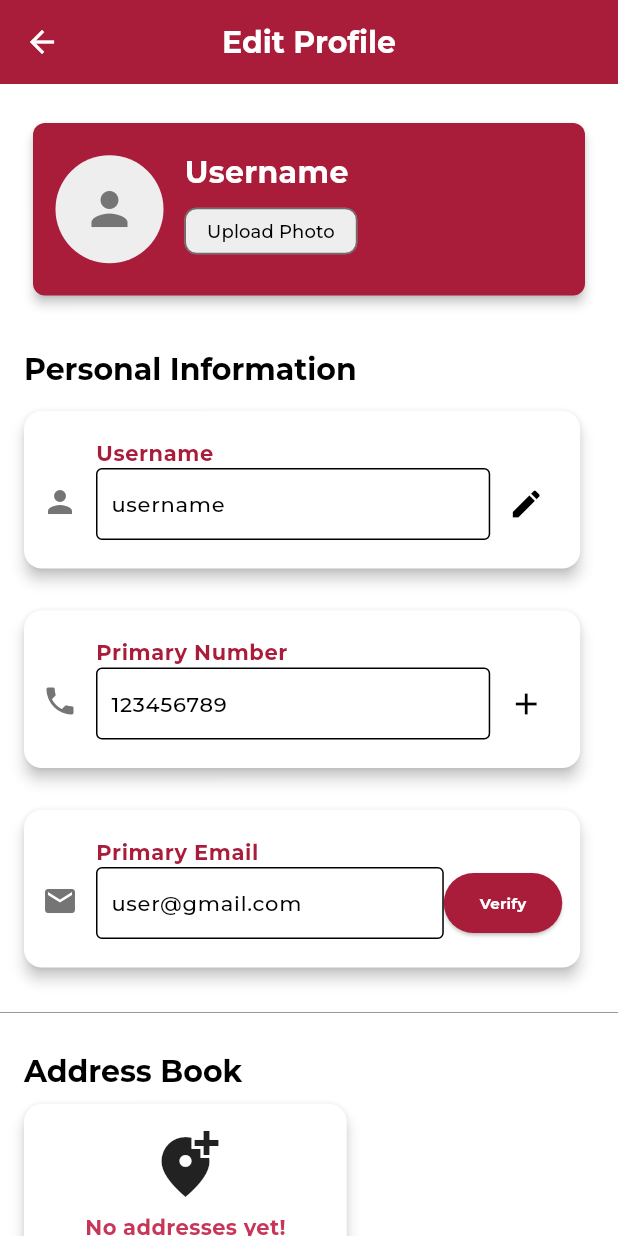
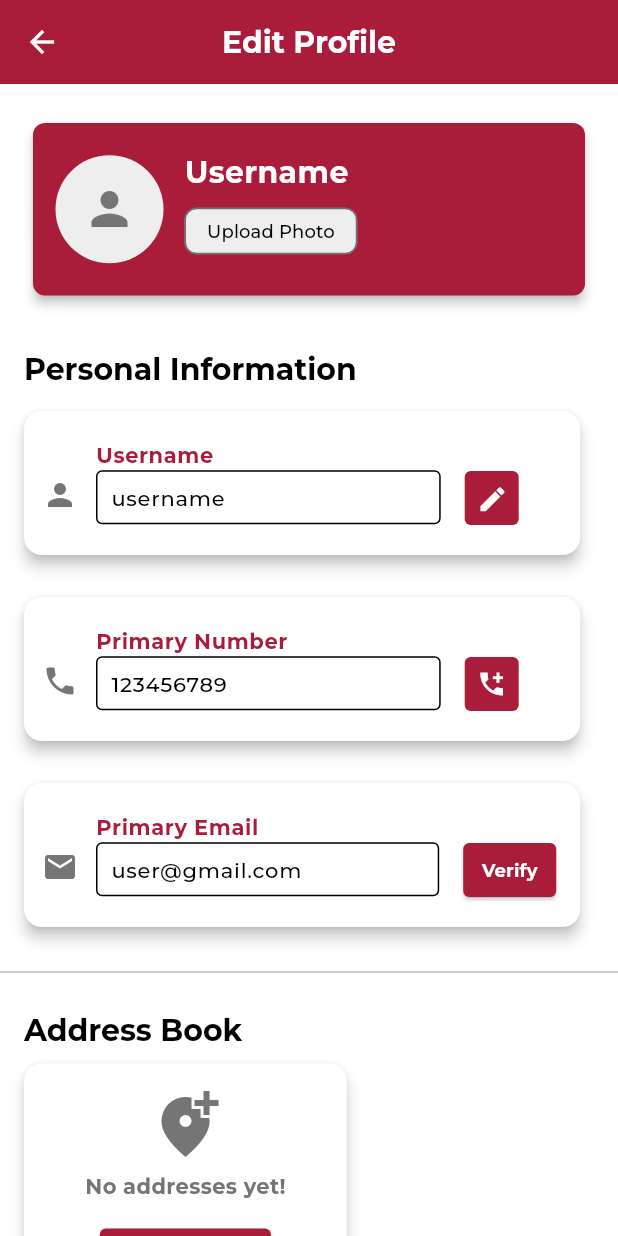
Before and after one commit to AlleTre-E-Commerce-Complex/alletre-flutter, a Flutter app: the EditProfileScreen screen opened by its route, on a phone screen of 412 x 824 dp. Run offline on Flutter 3.47's test engine with Material 3 defaults, Android fonts, the phone set to English and light mode, and no system bars; our stand-ins replace carousel_slider, flutter_svg, slide_to_act.

Commit message:
edit and add phone icons in the edit profile page aligned properly

```diff
--- a/lib/view/screens/edit profile screen/edit_profile_screen.dart
+++ b/lib/view/screens/edit profile screen/edit_profile_screen.dart
@@ -1,6 +1,9 @@
 import 'package:alletre_app/controller/providers/user_provider.dart';
 import 'package:alletre_app/utils/themes/app_theme.dart';
 import 'package:alletre_app/view/widgets/common%20widgets/footer_elements_appbar.dart';
+import 'package:alletre_app/view/widgets/edit%20profile%20widgets/custom%20button%20widgets/add_phone_button.dart';
+import 'package:alletre_app/view/widgets/edit%20profile%20widgets/custom%20button%20widgets/edit_name_button.dart';
+import 'package:alletre_app/view/widgets/edit%20profile%20widgets/custom%20button%20widgets/verify_email_button.dart';
 import 'package:alletre_app/view/widgets/edit%20profile%20widgets/edit_profile_card.dart';
 import 'package:alletre_app/view/widgets/edit%20profile%20widgets/edit_profile_card_section.dart';
 import 'package:alletre_app/view/widgets/edit%20profile%20widgets/edit_profile_empty_section.dart';
@@ -39,10 +42,9 @@ class EditProfileScreen extends StatelessWidget {
                   label: 'Username',
                   value: 'username',
                   icon: Icons.person,
-                  actionButton: IconButton(
-                    icon: const Icon(Icons.edit),
+                  actionButton: EditNameButton(
                     onPressed: () {
-                      // Open dialog or text field to edit the username
+                      // Handle edit action
                     },
                   ),
                 ),
@@ -51,10 +53,9 @@ class EditProfileScreen extends StatelessWidget {
                   label: 'Primary Number',
                   value: '123456789',
                   icon: Icons.phone,
-                  actionButton: IconButton(
-                    icon: const Icon(Icons.add),
+                  actionButton: AddPhoneButton(
                     onPressed: () {
-                      // functionality to add another phone number
+                      // Handle add phone action
                     },
                   ),
                 ),
@@ -63,14 +64,10 @@ class EditProfileScreen extends StatelessWidget {
                   label: 'Primary Email',
                   value: 'user@gmail.com',
                   icon: Icons.email,
-                  actionButton: ElevatedButton(
+                  actionButton: VerifyEmailButton(
                     onPressed: () {
-                      // functionality to verify email
+                      // Handle edit action
                     },
-                    style:
-                        ElevatedButton.styleFrom(backgroundColor: primaryColor),
-                    child: const Text('Verify',
-                        style: TextStyle(color: secondaryColor)),
                   ),
                 ),
                 const SizedBox(height: 8),
--- /dev/null
+++ b/lib/view/widgets/edit profile widgets/custom button widgets/add_phone_button.dart
@@ -0,0 +1,27 @@
+import 'package:flutter/material.dart';
+import 'package:alletre_app/utils/themes/app_theme.dart';
+
+class AddPhoneButton extends StatelessWidget {
+  final VoidCallback onPressed;
+
+  const AddPhoneButton({super.key, required this.onPressed});
+
+  @override
+  Widget build(BuildContext context) {
+    return Padding(
+      padding: const EdgeInsets.only(top: 20.0, right: 29.0),
+      child: Container(
+        width: 36,
+        height: 36,
+        decoration: BoxDecoration(
+          borderRadius: BorderRadius.circular(4),
+          color: primaryColor,
+        ),
+        child: IconButton(
+          icon: const Icon(Icons.add_ic_call_sharp, color: Colors.white, size: 20),
+          onPressed: onPressed,
+        ),
+      ),
+    );
+  }
+}
--- /dev/null
+++ b/lib/view/widgets/edit profile widgets/custom button widgets/edit_name_button.dart
@@ -0,0 +1,27 @@
+import 'package:flutter/material.dart';
+import 'package:alletre_app/utils/themes/app_theme.dart';
+
+class EditNameButton extends StatelessWidget {
+  final VoidCallback onPressed;
+
+  const EditNameButton({super.key, required this.onPressed});
+
+  @override
+  Widget build(BuildContext context) {
+    return Padding(
+      padding: const EdgeInsets.only(top: 20.0, right: 29.0),
+      child: Container(
+        width: 36,
+        height: 36,
+        decoration: BoxDecoration(
+          borderRadius: BorderRadius.circular(4),
+          color: primaryColor,
+        ),
+        child: IconButton(
+          icon: const Icon(Icons.edit, color: secondaryColor, size: 21),
+          onPressed: onPressed,
+        ),
+      ),
+    );
+  }
+}
--- /dev/null
+++ b/lib/view/widgets/edit profile widgets/custom button widgets/verify_email_button.dart
@@ -0,0 +1,33 @@
+import 'package:flutter/material.dart';
+import 'package:alletre_app/utils/themes/app_theme.dart';
+
+class VerifyEmailButton extends StatelessWidget {
+  final VoidCallback onPressed;
+
+  const VerifyEmailButton({super.key, required this.onPressed});
+
+  @override
+  Widget build(BuildContext context) {
+    return Padding(
+      padding: const EdgeInsets.only(top: 20.0, right: 4.0),
+      child: SizedBox(
+        width: 62,
+        height: 36,
+        child: ElevatedButton(
+          onPressed: onPressed,
+          style: ElevatedButton.styleFrom(
+            backgroundColor: primaryColor,
+            shape: RoundedRectangleBorder(
+              borderRadius: BorderRadius.circular(4),
+            ),
+            padding: EdgeInsets.zero,
+          ),
+          child: const Text(
+            'Verify',
+            style: TextStyle(color: secondaryColor, fontSize: 12),
+          ),
+        ),
+      ),
+    );
+  }
+}
--- a/lib/view/widgets/edit profile widgets/edit_profile_card.dart
+++ b/lib/view/widgets/edit profile widgets/edit_profile_card.dart
@@ -23,7 +23,7 @@ class EditProfileCard extends StatelessWidget {
       child: SizedBox(
         width: MediaQuery.of(context).size.width * 0.9,
         child: Padding(
-          padding: const EdgeInsets.symmetric(vertical: 19.0, horizontal: 12.0),
+          padding: const EdgeInsets.symmetric(vertical: 20.0, horizontal: 12.0),
           child: Row(
             crossAxisAlignment: CrossAxisAlignment.center,
             children: [
@@ -37,15 +37,14 @@ class EditProfileCard extends StatelessWidget {
                   crossAxisAlignment: CrossAxisAlignment.start,
                   children: [
                     Text(label, style: Theme.of(context).textTheme.bodySmall),
-                    Row(
-                      children: [
-                        Expanded(
+                    SizedBox(
+                      height: 36,
                       child: TextField(
                         controller: TextEditingController(text: value),
                         decoration: const InputDecoration(
                           border: InputBorder.none,
                           contentPadding: EdgeInsets.symmetric(
-                                  vertical: 1.0, horizontal: 6.0),
+                              vertical: 7.0, horizontal: 6.0),
                         ),
                         style: Theme.of(context)
                             .textTheme
@@ -53,12 +52,11 @@ class EditProfileCard extends StatelessWidget {
                             ?.copyWith(fontSize: 14),
                       ),
                     ),
-                        actionButton,
-                      ],
-                    ),
                   ],
                 ),
               ),
+              const SizedBox(width: 16),
+              actionButton,
             ],
           ),
         ),
--- a/lib/view/widgets/edit profile widgets/edit_profile_empty_section.dart
+++ b/lib/view/widgets/edit profile widgets/edit_profile_empty_section.dart
@@ -1,3 +1,4 @@
+import 'package:alletre_app/utils/themes/app_theme.dart';
 import 'package:flutter/material.dart';
 
 class EditProfileEmptySection extends StatelessWidget {
@@ -18,17 +19,17 @@ class EditProfileEmptySection extends StatelessWidget {
   Widget build(BuildContext context) {
     return Column(
       children: [
-        Icon(icon, size: 48, color: Theme.of(context).iconTheme.color),
+        Icon(icon, size: 48, color: avatarColor),
         const SizedBox(height: 8),
-        Text(text, style: TextStyle(color: Theme.of(context).hintColor)),
+        Text(text, style: TextStyle(color: avatarColor)),
         const SizedBox(height: 10),
         ElevatedButton.icon(
           onPressed: onTap,
-          icon: const Icon(Icons.add_circle),
+          icon: const Icon(Icons.add_circle, color: secondaryColor),
           label: Text(actionLabel),
           style: ElevatedButton.styleFrom(
             backgroundColor: Theme.of(context).primaryColor,
-            foregroundColor: Colors.white,
+            foregroundColor: secondaryColor,
             minimumSize: const Size(100, 30),
             padding: const EdgeInsets.symmetric(horizontal: 10, vertical: 7),
             shape: RoundedRectangleBorder(
```
Lines whose indentation alone changed are shown as unchanged.
